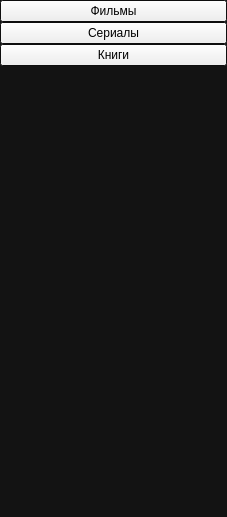
This is Menu.ui in darkjedi9922/listpad as Qt 5 draws it before an edit. The edited form follows.
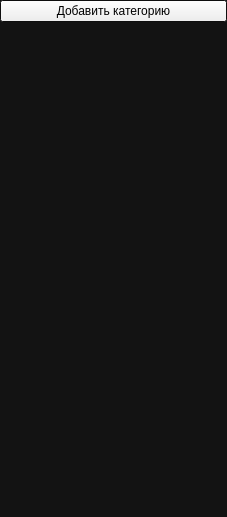
This is the edited form. Custom widgets are drawn as their Qt base class.

Commit message: Replace hard-coded menu categories by dynamic loaded from main data file.

```diff
--- a/Menu.ui
+++ b/Menu.ui
@@ -97,29 +97,16 @@
     <number>0</number>
    </property>
    <item>
-    <widget class="MenuButton" name="films">
-     <property name="autoFillBackground">
-      <bool>false</bool>
+    <layout class="QVBoxLayout" name="ltCategories">
+     <property name="spacing">
+      <number>0</number>
      </property>
-     <property name="text">
-      <string>Фильмы</string>
-     </property>
-     <property name="flat">
-      <bool>false</bool>
-     </property>
-    </widget>
+    </layout>
    </item>
    <item>
     <widget class="MenuButton" name="serials">
      <property name="text">
-      <string>Сериалы</string>
-     </property>
-    </widget>
-   </item>
-   <item>
-    <widget class="MenuButton" name="books">
-     <property name="text">
-      <string>Книги</string>
+      <string>Добавить категорию</string>
      </property>
     </widget>
    </item>
```
Left out of the diff: 4 changed lines with no effect on the pictures. The commit also changes 13 other files.
